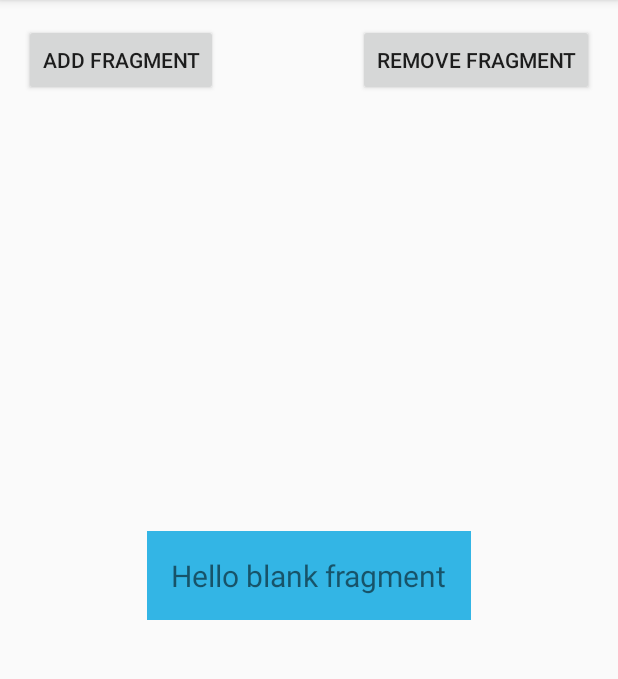
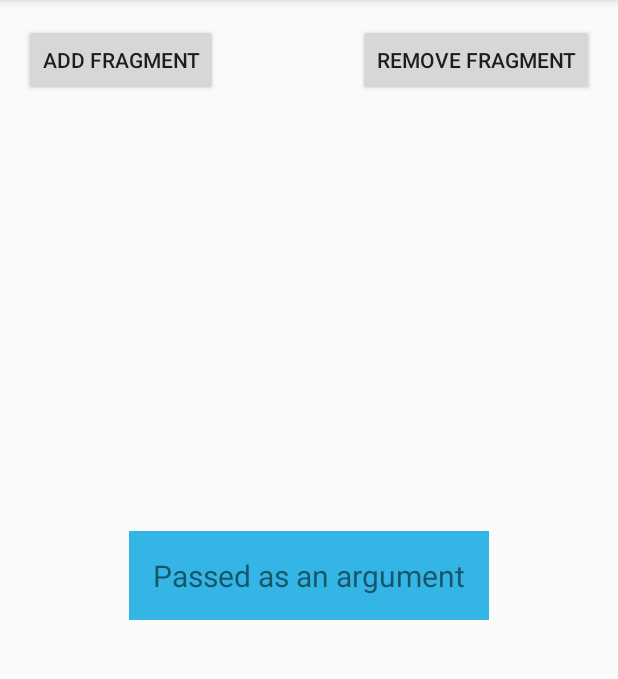
Before and after one commit to patelprashant/RxNdroid, an Android app: the Sample5Activity screen opened directly, with no data from a screen before it, after a tap on "ADD FRAGMENT", on a phone screen of 412 x 824 dp, the part 84-763 px from its top. Run offline under Robolectric (Android 15) with nearby library versions, the phone set to English and light mode, and no system bars.

Commit message:
Passed data from Activity to Fragment with Bundle arguments.

```diff
--- a/app/src/main/java/com/practice/android/rxndroid/BlankFragment.java
+++ b/app/src/main/java/com/practice/android/rxndroid/BlankFragment.java
@@ -9,6 +9,7 @@ import android.util.Log;
 import android.view.LayoutInflater;
 import android.view.View;
 import android.view.ViewGroup;
+import android.widget.TextView;
 
 
 /**
@@ -16,6 +17,7 @@ import android.view.ViewGroup;
  */
 public class BlankFragment extends Fragment {
     public static final String TAG = "LifecycleEvents";
+    public static final String MESSAGE_KEY = "message_key";
 
 
     public BlankFragment() {
@@ -41,7 +43,16 @@ public class BlankFragment extends Fragment {
         Log.i( TAG, "onCreateView: " );
 
         // Inflate the layout for this fragment
-        return inflater.inflate( R.layout.fragment_blank, container, false );
+        View view = inflater.inflate( R.layout.fragment_blank, container, false );
+        Bundle arguments = getArguments();
+
+        if (arguments != null) {
+            String message = arguments.getString( MESSAGE_KEY );
+            TextView tvMessage = (TextView) view.findViewById( R.id.message );
+            tvMessage.setText( message );
+        }
+
+        return view;
     }
 
     @Override
--- a/app/src/main/java/com/practice/android/rxndroid/Sample5Activity.java
+++ b/app/src/main/java/com/practice/android/rxndroid/Sample5Activity.java
@@ -16,7 +16,12 @@ public class Sample5Activity extends AppCompatActivity {
 
     public void addClickHandler(View view) {
         //Add fragment with code
+        Bundle arguments = new Bundle();
+        arguments.putString( BlankFragment.MESSAGE_KEY, "Passed as an argument" );
+
         BlankFragment fragment = new BlankFragment();
+        fragment.setArguments( arguments );
+
         getSupportFragmentManager()
                 .beginTransaction()
                 .addToBackStack( null )
--- a/app/src/main/res/layout/fragment_blank.xml
+++ b/app/src/main/res/layout/fragment_blank.xml
@@ -7,6 +7,7 @@
                 tools:context="com.practice.android.rxndroid.BlankFragment">
 
     <TextView
+        android:id="@+id/message"
         android:layout_width="wrap_content"
         android:layout_height="wrap_content"
         android:layout_centerInParent="true"
```
